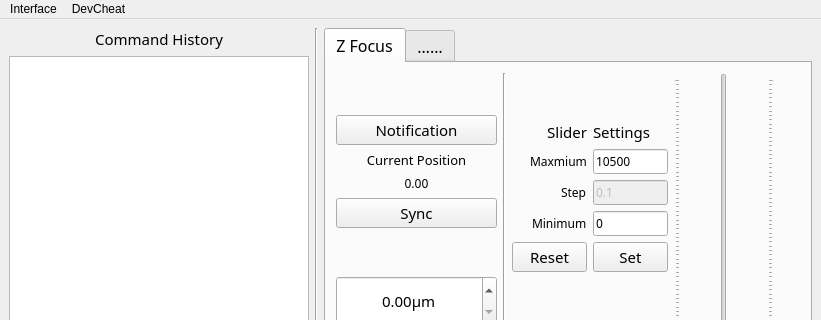
Above: mainwindow.ui from Jepoic/IX83-GUI-Qt before the change; both pictures show x 0 to 821 and y 0 to 320 of the 821 by 584 pixel window. Below: the same form after it.
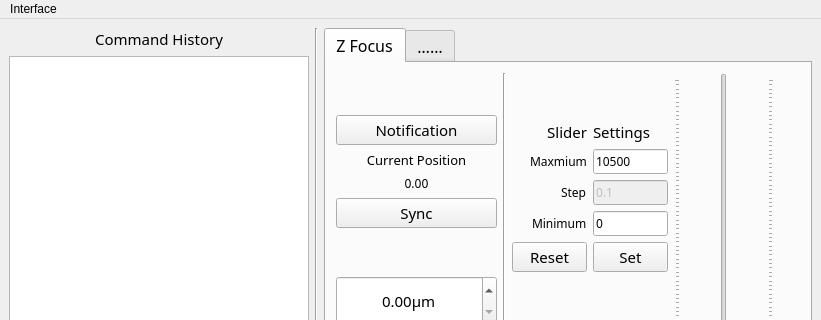
That is the form after the change.

Diff of the .ui file:
```diff
--- a/mainwindow.ui
+++ b/mainwindow.ui
@@ -1148,7 +1148,7 @@
      <x>0</x>
      <y>0</y>
      <width>821</width>
-     <height>21</height>
+     <height>26</height>
     </rect>
    </property>
    <widget class="QMenu" name="menuInterface">
@@ -1157,14 +1157,7 @@
     </property>
     <addaction name="actionSelection"/>
    </widget>
-   <widget class="QMenu" name="menuDevCheat">
-    <property name="title">
-     <string>DevCheat</string>
-    </property>
-    <addaction name="actionEmit_successed"/>
-   </widget>
    <addaction name="menuInterface"/>
-   <addaction name="menuDevCheat"/>
   </widget>
   <widget class="QStatusBar" name="statusbar"/>
   <action name="actionSelection">
```
